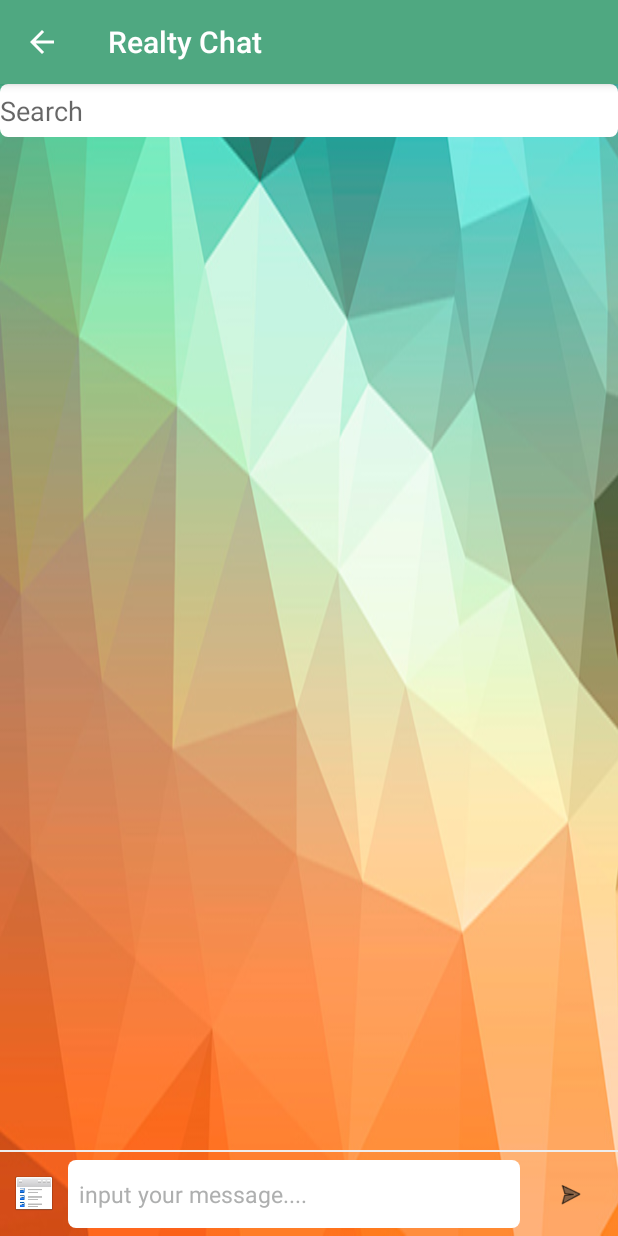
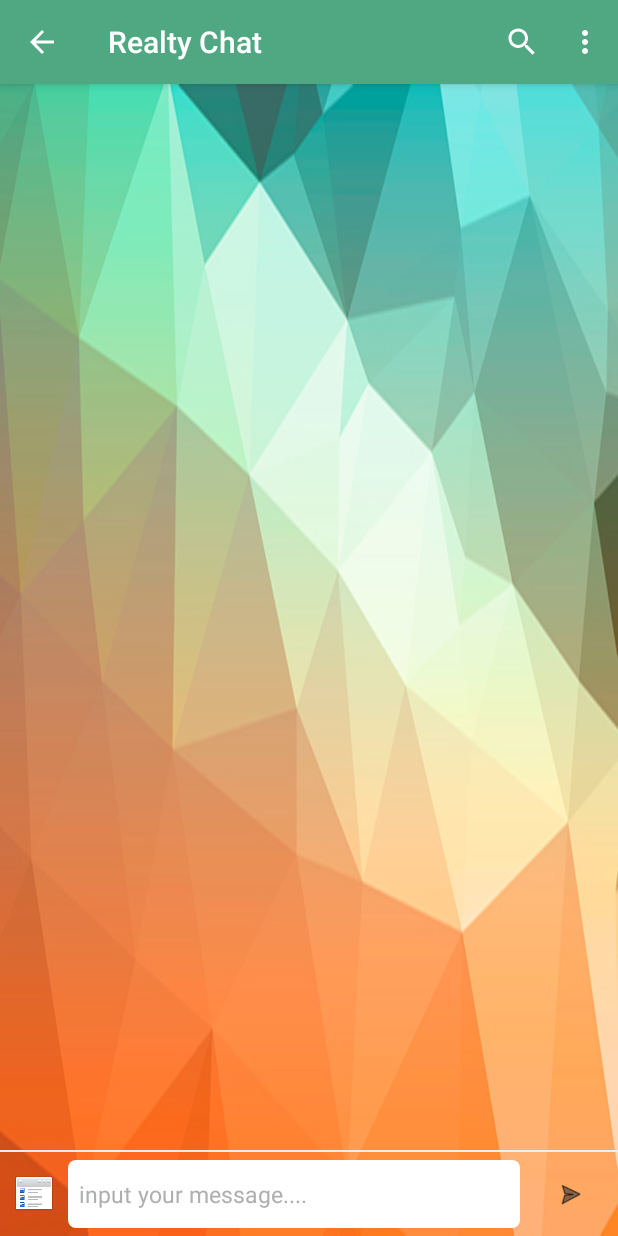
Before and after one commit to mark-perdon/RealtyChat, an Android app: the ChatActivity screen opened directly, with no data from a screen before it, on a phone screen of 412 x 824 dp. Run offline under Robolectric (Android 15) with nearby library versions, the light colour scheme and no system bars; our stand-ins replace CircleImageView, Firebase (no records; nobody signed in at launch, a user with empty details on screens opened directly).

Commit message:
'update-search'

```diff
--- a/app/src/main/java/com/android/rivchat/model/Consersation.java
+++ b/app/src/main/java/com/android/rivchat/model/Conversation.java
@@ -3,10 +3,10 @@ package com.android.rivchat.model;
 import java.util.ArrayList;
 
 
+public class Conversation {
+    private ArrayList<Message> listMessageData;
 
-public class Consersation {
-    private ArrayList<Message> listMessageData;
-    public Consersation(){
+    public Conversation() {
         listMessageData = new ArrayList<>();
     }
 
--- a/app/src/main/res/layout/activity_chat.xml
+++ b/app/src/main/res/layout/activity_chat.xml
@@ -6,16 +6,6 @@
     android:paddingBottom="5dp"
     android:background="@drawable/background2">
 
-    <EditText
-        android:id="@+id/editText2"
-        android:layout_width="match_parent"
-        android:layout_alignParentStart="true"
-        android:layout_alignParentTop="true"
-        android:background="@drawable/edittext_boder"
-        android:ems="10"
-        android:layout_height="35dp"
-        android:inputType="textPersonName"
-        android:hint="Search" />
     <ImageButton
         android:id="@+id/btnSend"
         android:layout_width="45dp"
@@ -53,7 +43,6 @@
         android:layout_width="match_parent"
         android:layout_height="400dp"
         android:layout_alignParentStart="true"
-        android:layout_below="@+id/editText2"
         android:layout_marginTop="15dp">
 
     </android.support.v7.widget.RecyclerView>
--- a/app/src/main/res/menu/menu_main.xml
+++ b/app/src/main/res/menu/menu_main.xml
@@ -7,4 +7,8 @@
         android:orderInCategory="100"
         android:title="@string/about"
         app:showAsAction="never" />
+    <item android:id="@+id/action_search"
+        android:title="@string/action_search"
+        app:actionViewClass="android.support.v7.widget.SearchView"
+        app:showAsAction="ifRoom"/>
 </menu>
--- a/app/src/main/res/values/strings.xml
+++ b/app/src/main/res/values/strings.xml
@@ -15,4 +15,6 @@
     <string name="hint_username">Enter a new username</string>
     <string name="hint_email_reset">Enter your email</string>
     <string name="enter_group_name">Enter group name</string>
+    <string name="action_search">Search Property</string>
+    <string name="property_name">Property Name</string>
 </resources>
```
Also changed, not shown: app/build.gradle (+11 -10 lines), app/src/main/java/com/android/rivchat/adapter/MessageAdapter.java (added, +15 -0 lines), app/src/main/java/com/android/rivchat/ui/ChatActivity.java (+56 -28 lines).
